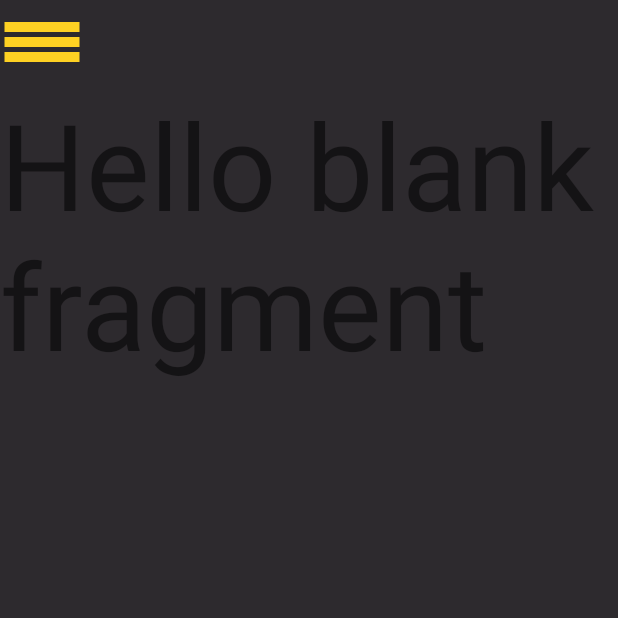
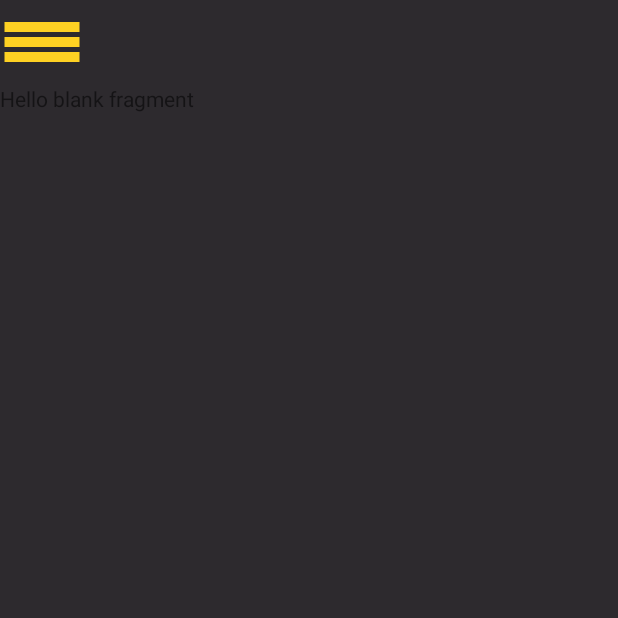
Before and after one commit to emre-cil/interstellar-enemies, an Android app: the screen it shows after launch once a user with an empty profile is signed in (HomePage), in the side drawer, after a tap on "Leaderboard", on a phone screen of 412 x 824 dp, the top half of it. Run offline under Robolectric (Android 15) with nearby library versions, the phone set to English and light mode, and no system bars; our stand-ins replace Firebase (no records; nobody signed in at launch, a user with empty details on screens opened directly).

Commit message:
fragment pages added to navigation menu.
Signed-off-by: Kheseyroon <info.emrecil@gmail.com>
Co-Authored-By: mmkarakaya <karakaya.mehmet.melih@gmail.com>

```diff
--- /dev/null
+++ b/app/src/main/java/com/example/interstellarenemies/LeaderboardFragment.java
@@ -0,0 +1,64 @@
+package com.example.interstellarenemies;
+
+import android.os.Bundle;
+
+import androidx.fragment.app.Fragment;
+
+import android.view.LayoutInflater;
+import android.view.View;
+import android.view.ViewGroup;
+
+/**
+ * A simple {@link Fragment} subclass.
+ * Use the {@link LeaderboardFragment#newInstance} factory method to
+ * create an instance of this fragment.
+ */
+public class LeaderboardFragment extends Fragment {
+
+    // TODO: Rename parameter arguments, choose names that match
+    // the fragment initialization parameters, e.g. ARG_ITEM_NUMBER
+    private static final String ARG_PARAM1 = "param1";
+    private static final String ARG_PARAM2 = "param2";
+
+    // TODO: Rename and change types of parameters
+    private String mParam1;
+    private String mParam2;
+
+    public LeaderboardFragment() {
+        // Required empty public constructor
+    }
+
+    /**
+     * Use this factory method to create a new instance of
+     * this fragment using the provided parameters.
+     *
+     * @param param1 Parameter 1.
+     * @param param2 Parameter 2.
+     * @return A new instance of fragment LeaderboardFragment.
+     */
+    // TODO: Rename and change types and number of parameters
+    public static LeaderboardFragment newInstance(String param1, String param2) {
+        LeaderboardFragment fragment = new LeaderboardFragment();
+        Bundle args = new Bundle();
+        args.putString(ARG_PARAM1, param1);
+        args.putString(ARG_PARAM2, param2);
+        fragment.setArguments(args);
+        return fragment;
+    }
+
+    @Override
+    public void onCreate(Bundle savedInstanceState) {
+        super.onCreate(savedInstanceState);
+        if (getArguments() != null) {
+            mParam1 = getArguments().getString(ARG_PARAM1);
+            mParam2 = getArguments().getString(ARG_PARAM2);
+        }
+    }
+
+    @Override
+    public View onCreateView(LayoutInflater inflater, ViewGroup container,
+                             Bundle savedInstanceState) {
+        // Inflate the layout for this fragment
+        return inflater.inflate(R.layout.fragment_leaderboard, container, false);
+    }
+}
--- a/app/src/main/java/com/example/interstellarenemies/RegisterPage.java
+++ b/app/src/main/java/com/example/interstellarenemies/RegisterPage.java
@@ -45,8 +45,11 @@
         } else {
             mAuth.createUserWithEmailAndPassword(email, pass).
                     addOnCompleteListener(this, task -> {
-                        if (task.isSuccessful())
+                        if (task.isSuccessful()) {
+                            mainIntent.addFlags(Intent.FLAG_ACTIVITY_CLEAR_TOP);
+                            mainIntent.addFlags(Intent.FLAG_ACTIVITY_SINGLE_TOP);
                             startActivity(mainIntent);
+                        }
                         else
                             Toast.makeText(RegisterPage.this, task.getException().getMessage(), Toast.LENGTH_SHORT).show();
                     });
--- /dev/null
+++ b/app/src/main/res/layout/fragment_leaderboard.xml
@@ -0,0 +1,14 @@
+<?xml version="1.0" encoding="utf-8"?>
+<FrameLayout xmlns:android="http://schemas.android.com/apk/res/android"
+    xmlns:tools="http://schemas.android.com/tools"
+    android:layout_width="match_parent"
+    android:layout_height="match_parent"
+    tools:context=".LeaderboardFragment">
+
+    <!-- TODO: Update blank fragment layout -->
+    <TextView
+        android:layout_width="match_parent"
+        android:layout_height="match_parent"
+        android:text="@string/hello_blank_fragment" />
+
+</FrameLayout>
```
Also changed, not shown: app/src/main/java/com/example/interstellarenemies/AnnouncementFragment.java (added, +64 -0 lines), app/src/main/java/com/example/interstellarenemies/HomePage.java (+20 -0 lines), app/src/main/java/com/example/interstellarenemies/MessagesFragment.java (added, +64 -0 lines), app/src/main/java/com/example/interstellarenemies/ProfileFragment.java (added, +64 -0 lines), app/src/main/java/com/example/interstellarenemies/SettingsFragment.java (added, +64 -0 lines), app/src/main/res/layout/fragment_announcement.xml (added, +14 -0 lines), app/src/main/res/layout/fragment_messages.xml (added, +14 -0 lines), app/src/main/res/layout/fragment_profile.xml (added, +14 -0 lines), app/src/main/res/layout/fragment_settings.xml (added, +14 -0 lines).
